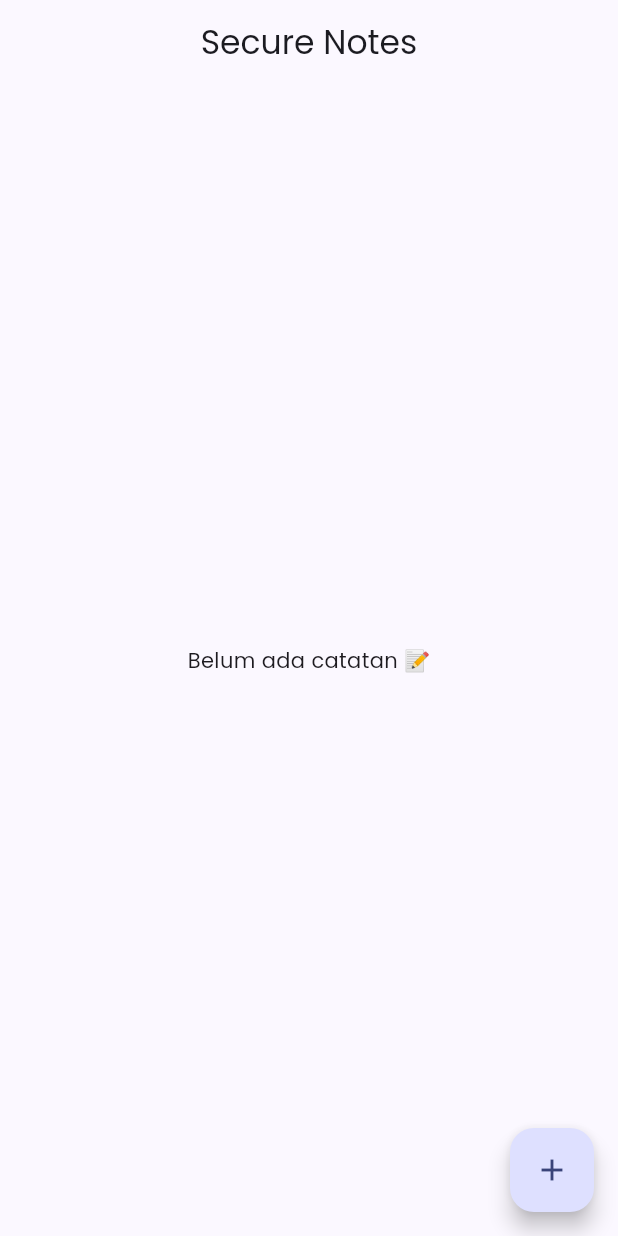
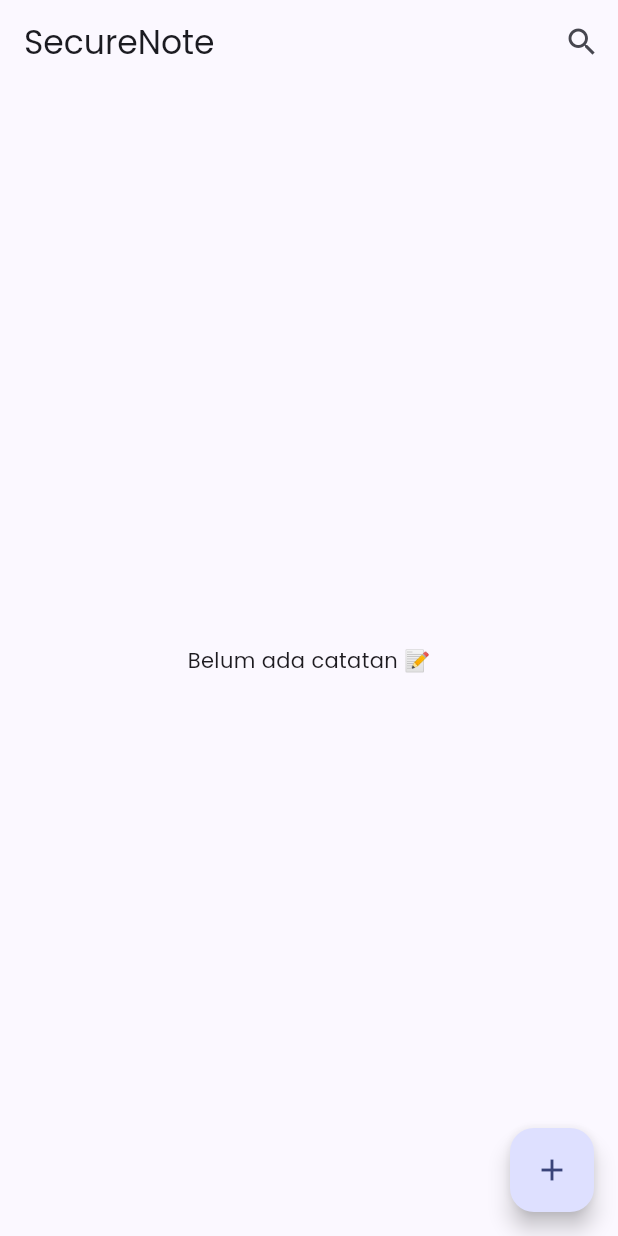
Before and after one commit to 08samudra/SecureNote, a Flutter app: the screen it shows after launch, on a phone screen of 412 x 824 dp. Run offline on Flutter 3.47's test engine with Material 3 defaults, Android fonts, the phone set to English and light mode, and no system bars; our stand-ins replace flutter_riverpod, google_fonts, hive, hive_flutter; accounts and stored records are empty.

Commit message:
Update 0.1 : Implement note editing functionality and enhance search capabilities

```diff
--- a/lib/features/notes/presentation/pages/notes_list_page.dart
+++ b/lib/features/notes/presentation/pages/notes_list_page.dart
@@ -4,6 +4,7 @@ import 'package:hive/hive.dart';
 import 'package:hive_flutter/hive_flutter.dart';
 import '../../data/note_model.dart';
 import '../../data/note_box_provider.dart';
+import '../providers/search_provider.dart';
 import 'add_note_page.dart';
 import 'note_detail_page.dart';
 
@@ -15,22 +16,74 @@ class NotesListPage extends ConsumerWidget {
     final box = ref.watch(notesBoxProvider);
 
     return Scaffold(
-      appBar: AppBar(title: const Text('Secure Notes'), centerTitle: true),
+      appBar: AppBar(
+        title: Consumer(
+          builder: (context, ref, _) {
+            final isSearching = ref.watch(isSearchingProvider);
+
+            if (isSearching) {
+              return TextField(
+                autofocus: true,
+                decoration: const InputDecoration(
+                  hintText: 'Cari catatan...',
+                  border: InputBorder.none,
+                ),
+                onChanged: (value) {
+                  ref.read(searchQueryProvider.notifier).state = value;
+                },
+              );
+            }
+
+            return const Text('SecureNote');
+          },
+        ),
+        actions: [
+          Consumer(
+            builder: (context, ref, _) {
+              final isSearching = ref.watch(isSearchingProvider);
+
+              if (isSearching) {
+                return IconButton(
+                  icon: const Icon(Icons.close),
+                  onPressed: () {
+                    ref.read(isSearchingProvider.notifier).state = false;
+                    ref.read(searchQueryProvider.notifier).state = '';
+                  },
+                );
+              }
+
+              return IconButton(
+                icon: const Icon(Icons.search),
+                onPressed: () {
+                  ref.read(isSearchingProvider.notifier).state = true;
+                },
+              );
+            },
+          ),
+        ],
+      ),
+
       body: ValueListenableBuilder(
         valueListenable: box.listenable(),
         builder: (context, Box<NoteModel> notesBox, _) {
           if (notesBox.isEmpty) {
             return const Center(child: Text('Belum ada catatan 📝'));
           }
+          final query = ref.watch(searchQueryProvider).toLowerCase();
+
+          final notes = notesBox.values.where((note) {
+            return note.title.toLowerCase().contains(query) ||
+                note.content.toLowerCase().contains(query);
+          }).toList();
+
+          if (notes.isEmpty) {
+            return const Center(child: Text('Catatan tidak ditemukan 🔍'));
+          }
 
           return ListView.builder(
-            itemCount: notesBox.length,
+            itemCount: notes.length,
             itemBuilder: (context, index) {
-              final note = notesBox.getAt(index);
-
-              if (note == null) {
-                return const SizedBox.shrink();
-              }
+              final note = notes[index];
 
               return Dismissible(
                 key: ValueKey(note.key),
@@ -84,7 +137,8 @@ class NotesListPage extends ConsumerWidget {
                     Navigator.push(
                       context,
                       MaterialPageRoute(
-                        builder: (_) => NoteDetailPage(note: note),
+                        builder: (_) =>
+                            NoteDetailPage(noteKey: note.key as int),
                       ),
                     );
                   },
--- /dev/null
+++ b/lib/features/notes/presentation/providers/search_provider.dart
@@ -0,0 +1,4 @@
+import 'package:flutter_riverpod/flutter_riverpod.dart';
+
+final searchQueryProvider = StateProvider<String>((ref) => '');
+final isSearchingProvider = StateProvider<bool>((ref) => false);
--- a/lib/main.dart
+++ b/lib/main.dart
@@ -1,7 +1,6 @@
 import 'package:flutter/material.dart';
 import 'package:flutter_riverpod/flutter_riverpod.dart';
 import 'package:hive_flutter/hive_flutter.dart';
-
 import 'core/theme/app_theme.dart';
 import 'features/notes/data/note_model.dart';
 import 'features/notes/presentation/pages/notes_list_page.dart';
```
Also changed, not shown: lib/features/notes/presentation/pages/add_note_page.dart (+35 -13 lines), lib/features/notes/presentation/pages/note_detail_page.dart (+43 -5 lines).
